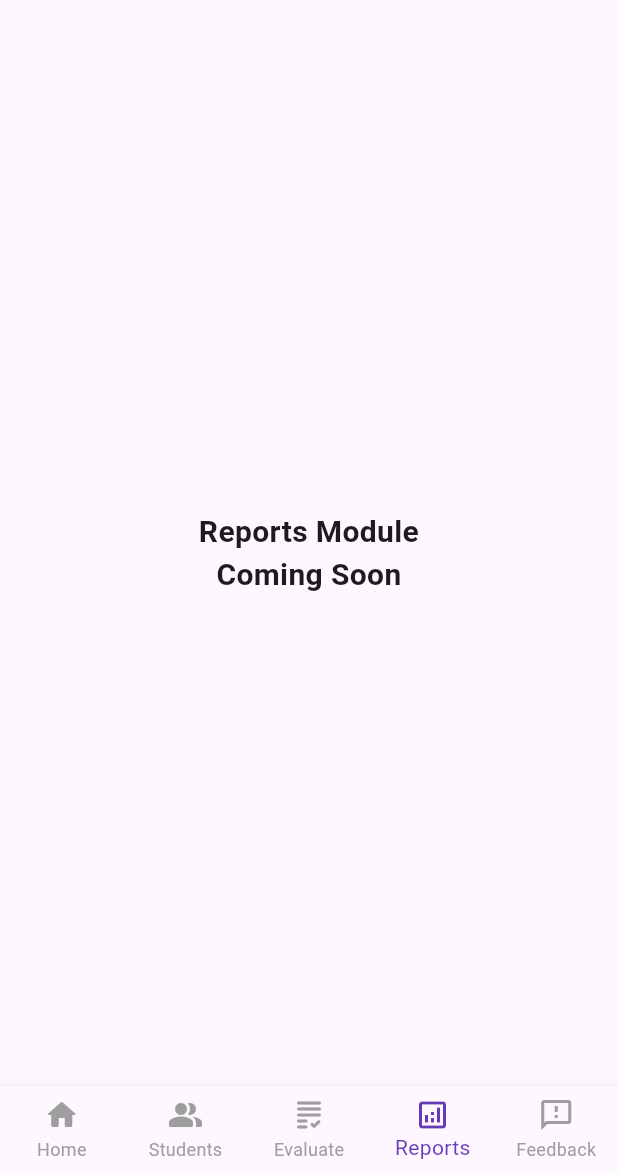
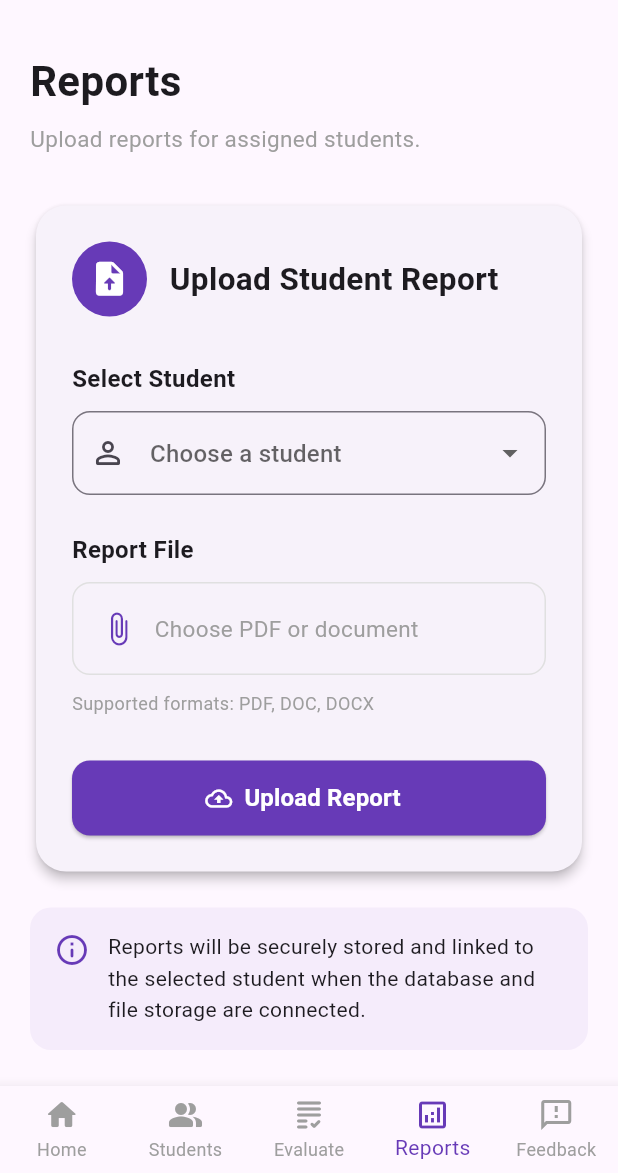
Before and after one commit to Meeraajay/Yuvavigyan-, a Flutter app: the TutorDashboard screen opened directly, item 4 of the bottom bar chosen, on a phone screen of 412 x 824 dp, the part 63-1236 px from its top. Run offline on Flutter 3.47's test engine with Material 3 defaults, Android fonts, the phone set to English and light mode, and no system bars; our stand-ins replace cloud_firestore, file_picker, firebase_auth, firebase_core, firebase_storage, signature; accounts and stored records are empty.

Commit message:
Add tutor reports section

```diff
--- /dev/null
+++ b/lib/screens/tutor/reports_page.dart
@@ -0,0 +1,317 @@
+import 'package:file_picker/file_picker.dart';
+import 'package:flutter/material.dart';
+
+class ReportsPage extends StatefulWidget {
+  const ReportsPage({super.key});
+
+  @override
+  State<ReportsPage> createState() => _ReportsPageState();
+}
+
+class _ReportsPageState extends State<ReportsPage> {
+  String? selectedStudent;
+  String? selectedFileName;
+  PlatformFile? selectedFile;
+
+  final List<String> students = [
+    "Lakshmi Amma",
+    "Joseph Uncle",
+  ];
+
+  Future<void> _chooseFile() async {
+    final result = await FilePicker.platform.pickFiles(
+      type: FileType.custom,
+      allowedExtensions: [
+        'pdf',
+        'doc',
+        'docx',
+      ],
+    );
+
+    if (result == null || result.files.isEmpty) {
+      return;
+    }
+
+    setState(() {
+      selectedFile = result.files.first;
+      selectedFileName = result.files.first.name;
+    });
+  }
+
+  void _uploadReport() {
+    if (selectedStudent == null) {
+      ScaffoldMessenger.of(context).showSnackBar(
+        const SnackBar(
+          content: Text("Please select a student first."),
+        ),
+      );
+      return;
+    }
+
+    if (selectedFile == null) {
+      ScaffoldMessenger.of(context).showSnackBar(
+        const SnackBar(
+          content: Text("Please choose a report file."),
+        ),
+      );
+      return;
+    }
+
+    ScaffoldMessenger.of(context).showSnackBar(
+      SnackBar(
+        content: Text(
+          "Report selected for $selectedStudent. "
+          "Storage will be connected with the database.",
+        ),
+      ),
+    );
+  }
+
+  void _clearFile() {
+    setState(() {
+      selectedFile = null;
+      selectedFileName = null;
+    });
+  }
+
+  @override
+  Widget build(BuildContext context) {
+    return SingleChildScrollView(
+      padding: const EdgeInsets.all(20),
+      child: Center(
+        child: ConstrainedBox(
+          constraints: const BoxConstraints(
+            maxWidth: 700,
+          ),
+          child: Column(
+            crossAxisAlignment: CrossAxisAlignment.start,
+            children: [
+              const Text(
+                "Reports",
+                style: TextStyle(
+                  fontSize: 28,
+                  fontWeight: FontWeight.bold,
+                ),
+              ),
+              const SizedBox(height: 8),
+              const Text(
+                "Upload reports for assigned students.",
+                style: TextStyle(
+                  fontSize: 15,
+                  color: Colors.grey,
+                ),
+              ),
+              const SizedBox(height: 30),
+
+              Card(
+                elevation: 3,
+                shape: RoundedRectangleBorder(
+                  borderRadius: BorderRadius.circular(20),
+                ),
+                child: Padding(
+                  padding: const EdgeInsets.all(24),
+                  child: Column(
+                    crossAxisAlignment: CrossAxisAlignment.start,
+                    children: [
+                      const Row(
+                        children: [
+                          CircleAvatar(
+                            radius: 25,
+                            backgroundColor: Colors.deepPurple,
+                            child: Icon(
+                              Icons.upload_file_rounded,
+                              color: Colors.white,
+                              size: 27,
+                            ),
+                          ),
+                          SizedBox(width: 15),
+                          Expanded(
+                            child: Text(
+                              "Upload Student Report",
+                              style: TextStyle(
+                                fontSize: 21,
+                                fontWeight: FontWeight.bold,
+                              ),
+                            ),
+                          ),
+                        ],
+                      ),
+
+                      const SizedBox(height: 30),
+
+                      const Text(
+                        "Select Student",
+                        style: TextStyle(
+                          fontSize: 16,
+                          fontWeight: FontWeight.w600,
+                        ),
+                      ),
+
+                      const SizedBox(height: 10),
+
+                      DropdownButtonFormField<String>(
+                        value: selectedStudent,
+                        decoration: InputDecoration(
+                          hintText: "Choose a student",
+                          prefixIcon: const Icon(
+                            Icons.person_outline_rounded,
+                          ),
+                          border: OutlineInputBorder(
+                            borderRadius: BorderRadius.circular(12),
+                          ),
+                        ),
+                        items: students.map((student) {
+                          return DropdownMenuItem<String>(
+                            value: student,
+                            child: Text(student),
+                          );
+                        }).toList(),
+                        onChanged: (value) {
+                          setState(() {
+                            selectedStudent = value;
+                          });
+                        },
+                      ),
+
+                      const SizedBox(height: 25),
+
+                      const Text(
+                        "Report File",
+                        style: TextStyle(
+                          fontSize: 16,
+                          fontWeight: FontWeight.w600,
+                        ),
+                      ),
+
+                      const SizedBox(height: 10),
+
+                      InkWell(
+                        onTap: _chooseFile,
+                        borderRadius: BorderRadius.circular(12),
+                        child: Container(
+                          width: double.infinity,
+                          padding: const EdgeInsets.symmetric(
+                            horizontal: 18,
+                            vertical: 18,
+                          ),
+                          decoration: BoxDecoration(
+                            border: Border.all(
+                              color: Colors.grey.shade300,
+                            ),
+                            borderRadius: BorderRadius.circular(12),
+                          ),
+                          child: Row(
+                            children: [
+                              const Icon(
+                                Icons.attach_file_rounded,
+                                color: Colors.deepPurple,
+                              ),
+                              const SizedBox(width: 12),
+                              Expanded(
+                                child: Text(
+                                  selectedFileName ??
+                                      "Choose PDF or document",
+                                  style: TextStyle(
+                                    fontSize: 15,
+                                    color: selectedFileName == null
+                                        ? Colors.grey
+                                        : Colors.black87,
+                                    fontWeight:
+                                        selectedFileName == null
+                                            ? FontWeight.normal
+                                            : FontWeight.w500,
+                                  ),
+                                  overflow: TextOverflow.ellipsis,
+                                ),
+                              ),
+                              if (selectedFileName != null)
+                                IconButton(
+                                  onPressed: _clearFile,
+                                  icon: const Icon(
+                                    Icons.close_rounded,
+                                  ),
+                                  tooltip: "Remove file",
+                                ),
+                            ],
+                          ),
+                        ),
+                      ),
+
+                      const SizedBox(height: 10),
+
+                      const Text(
+                        "Supported formats: PDF, DOC, DOCX",
+                        style: TextStyle(
+                          fontSize: 12,
+                          color: Colors.grey,
+                        ),
+                      ),
+
+                      const SizedBox(height: 30),
+
+                      SizedBox(
+                        width: double.infinity,
+                        height: 50,
+                        child: ElevatedButton.icon(
+                          onPressed: _uploadReport,
+                          icon: const Icon(
+                            Icons.cloud_upload_outlined,
+                          ),
+                          label: const Text(
+                            "Upload Report",
+                            style: TextStyle(
+                              fontSize: 16,
+                              fontWeight: FontWeight.w600,
+                            ),
+                          ),
+                          style: ElevatedButton.styleFrom(
+                            backgroundColor: Colors.deepPurple,
+                            foregroundColor: Colors.white,
+                            shape: RoundedRectangleBorder(
+                              borderRadius: BorderRadius.circular(12),
+                            ),
+                          ),
+                        ),
+                      ),
+                    ],
+                  ),
+                ),
+              ),
+
+              const SizedBox(height: 20),
+
+              Container(
+                width: double.infinity,
+                padding: const EdgeInsets.all(16),
+                decoration: BoxDecoration(
+                  color: Colors.deepPurple.withOpacity(0.06),
+                  borderRadius: BorderRadius.circular(14),
+                ),
+                child: const Row(
+                  crossAxisAlignment: CrossAxisAlignment.start,
+                  children: [
+                    Icon(
+                      Icons.info_outline_rounded,
+                      color: Colors.deepPurple,
+                    ),
+                    SizedBox(width: 12),
+                    Expanded(
+                      child: Text(
+                        "Reports will be securely stored and linked "
+                        "to the selected student when the database "
+                        "and file storage are connected.",
+                        style: TextStyle(
+                          height: 1.5,
+                        ),
+                      ),
+                    ),
+                  ],
+                ),
+              ),
+            ],
+          ),
+        ),
+      ),
+    );
+  }
+}
--- a/lib/screens/tutor/tutor_dashboard.dart
+++ b/lib/screens/tutor/tutor_dashboard.dart
@@ -4,6 +4,7 @@ import 'tutor_home_page.dart';
 import 'students/assigned_students_page.dart';
 import 'evaluation_history_page.dart';
 import 'feedback_page.dart';
+import 'reports_page.dart';
 
 class TutorDashboard extends StatefulWidget {
   const TutorDashboard({super.key});
@@ -93,21 +94,3 @@ class _TutorDashboardState extends State<TutorDashboard> {
     );
   }
 }
-
-class ReportsPage extends StatelessWidget {
-  const ReportsPage({super.key});
-
-  @override
-  Widget build(BuildContext context) {
-    return const Center(
-      child: Text(
-        "Reports Module\nComing Soon",
-        textAlign: TextAlign.center,
-        style: TextStyle(
-          fontSize: 20,
-          fontWeight: FontWeight.w600,
-        ),
-      ),
-    );
-  }
-}
```
